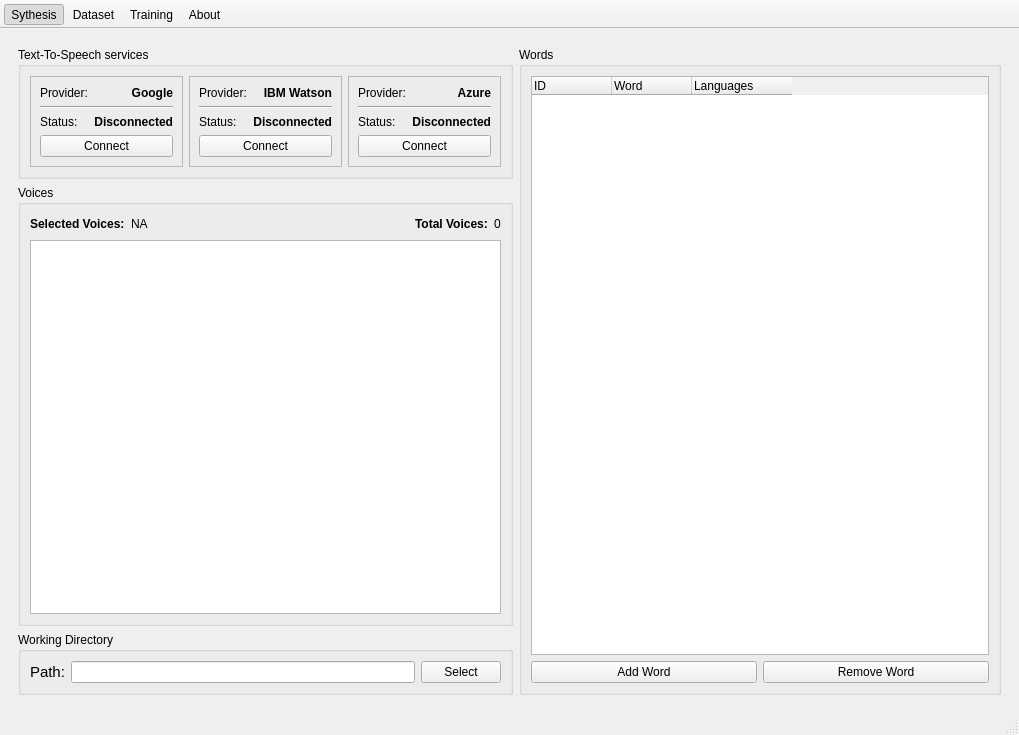
The window that ui/qtDesigner/mainWindow.ui (DennisSentler/kwsCoach) describes before a commit, drawn with Qt 5.
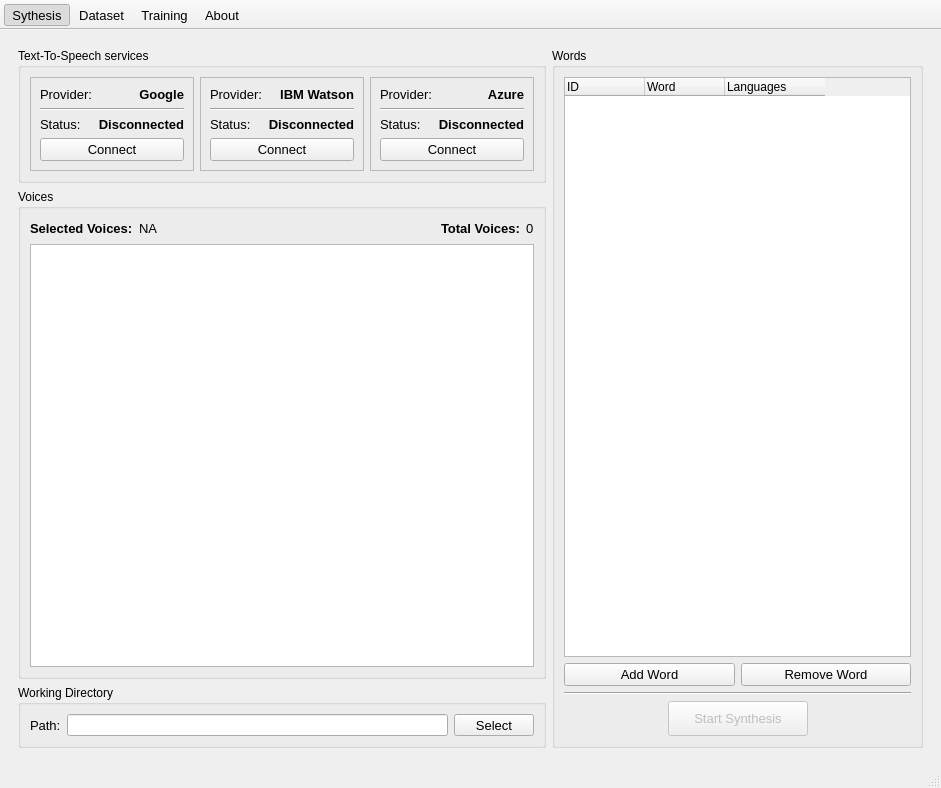
The same window after the commit. Icons and pictures are not drawn.

Commit message: started implementing synthesis dialog

The edit to the form file:
```diff
--- a/ui/qtDesigner/mainWindow.ui
+++ b/ui/qtDesigner/mainWindow.ui
@@ -9,8 +9,8 @@
    <rect>
     <x>0</x>
     <y>0</y>
-    <width>1019</width>
-    <height>735</height>
+    <width>941</width>
+    <height>788</height>
    </rect>
   </property>
   <property name="contextMenuPolicy">
@@ -46,7 +46,7 @@
        <number>0</number>
       </property>
       <widget class="QWidget" name="synthesis_page">
-       <layout class="QGridLayout" name="gridLayout_9">
+       <layout class="QGridLayout" name="gridLayout_13">
         <item row="0" column="0">
          <layout class="QHBoxLayout" name="horizontalLayout">
           <item>
@@ -85,6 +85,11 @@
                    <layout class="QGridLayout" name="gridLayout_2">
                     <item row="0" column="0">
                      <widget class="QLabel" name="provider_text_2">
+                      <property name="font">
+                       <font>
+                        <pointsize>10</pointsize>
+                       </font>
+                      </property>
                       <property name="text">
                        <string>Provider:</string>
                       </property>
@@ -94,6 +99,7 @@
                      <widget class="QLabel" name="provider_name_2">
                       <property name="font">
                        <font>
+                        <pointsize>10</pointsize>
                         <weight>75</weight>
                         <bold>true</bold>
                        </font>
@@ -115,6 +121,11 @@
                     </item>
                     <item row="2" column="0">
                      <widget class="QLabel" name="status_text_2">
+                      <property name="font">
+                       <font>
+                        <pointsize>10</pointsize>
+                       </font>
+                      </property>
                       <property name="text">
                        <string>Status:</string>
                       </property>
@@ -124,6 +135,7 @@
                      <widget class="QLabel" name="status_label_watson">
                       <property name="font">
                        <font>
+                        <pointsize>10</pointsize>
                         <weight>75</weight>
                         <bold>true</bold>
                        </font>
@@ -140,6 +152,11 @@
                   </item>
                   <item row="1" column="0">
                    <widget class="QPushButton" name="connect_button_watson">
+                    <property name="font">
+                     <font>
+                      <pointsize>10</pointsize>
+                     </font>
+                    </property>
                     <property name="text">
                      <string>Connect</string>
                     </property>
@@ -171,6 +188,11 @@
                    <layout class="QGridLayout" name="gridLayout">
                     <item row="0" column="0">
                      <widget class="QLabel" name="provider_text">
+                      <property name="font">
+                       <font>
+                        <pointsize>10</pointsize>
+                       </font>
+                      </property>
                       <property name="text">
                        <string>Provider:</string>
                       </property>
@@ -183,6 +205,7 @@
                      <widget class="QLabel" name="provider_name_google">
                       <property name="font">
                        <font>
+                        <pointsize>10</pointsize>
                         <weight>75</weight>
                         <bold>true</bold>
                        </font>
@@ -207,6 +230,11 @@
                     </item>
                     <item row="2" column="0">
                      <widget class="QLabel" name="status_text">
+                      <property name="font">
+                       <font>
+                        <pointsize>10</pointsize>
+                       </font>
+                      </property>
                       <property name="text">
                        <string>Status:</string>
                       </property>
@@ -222,6 +250,7 @@
                       </property>
                       <property name="font">
                        <font>
+                        <pointsize>10</pointsize>
                         <weight>75</weight>
                         <bold>true</bold>
                        </font>
@@ -238,6 +267,11 @@
                   </item>
                   <item row="1" column="0">
                    <widget class="QPushButton" name="connect_button_google">
+                    <property name="font">
+                     <font>
+                      <pointsize>10</pointsize>
+                     </font>
+                    </property>
                     <property name="text">
                      <string>Connect</string>
                     </property>
@@ -274,6 +308,7 @@
                      <widget class="QLabel" name="status_label_azure">
                       <property name="font">
                        <font>
+                        <pointsize>10</pointsize>
                         <weight>75</weight>
                         <bold>true</bold>
                        </font>
@@ -288,6 +323,11 @@
                     </item>
                     <item row="2" column="0">
                      <widget class="QLabel" name="status_text_3">
+                      <property name="font">
+                       <font>
+                        <pointsize>10</pointsize>
+                       </font>
+                      </property>
                       <property name="text">
                        <string>Status:</string>
                       </property>
@@ -297,6 +337,7 @@
                      <widget class="QLabel" name="provider_name_3">
                       <property name="font">
                        <font>
+                        <pointsize>10</pointsize>
                         <weight>75</weight>
                         <bold>true</bold>
                        </font>
@@ -311,6 +352,11 @@
                     </item>
                     <item row="0" column="0">
                      <widget class="QLabel" name="provider_text_3">
+                      <property name="font">
+                       <font>
+                        <pointsize>10</pointsize>
+                       </font>
+                      </property>
                       <property name="text">
                        <string>Provider:</string>
                       </property>
@@ -327,6 +373,11 @@
                   </item>
                   <item row="1" column="0">
                    <widget class="QPushButton" name="connect_button_azure">
+                    <property name="font">
+                     <font>
+                      <pointsize>10</pointsize>
+                     </font>
+                    </property>
                     <property name="text">
                      <string>Connect</string>
                     </property>
@@ -360,51 +411,6 @@
                <string>Voices</string>
               </property>
               <layout class="QGridLayout" name="gridLayout_4">
-               <item row="0" column="1">
-                <widget class="QLabel" name="sel_voices_placeholder">
-                 <property name="sizePolicy">
-                  <sizepolicy hsizetype="Minimum" vsizetype="Preferred">
-                   <horstretch>0</horstretch>
-                   <verstretch>0</verstretch>
-                  </sizepolicy>
-                 </property>
-                 <property name="text">
-                  <string>NA</string>
-                 </property>
-                </widget>
-               </item>
-               <item row="0" column="4">
-                <widget class="QLabel" name="total_voices_placeholder">
-                 <property name="sizePolicy">
-                  <sizepolicy hsizetype="Minimum" vsizetype="Preferred">
-                   <horstretch>0</horstretch>
-                   <verstretch>0</verstretch>
-                  </sizepolicy>
-                 </property>
-                 <property name="text">
-                  <string>0</string>
-                 </property>
-                </widget>
-               </item>
-               <item row="0" column="0">
-                <widget class="QLabel" name="label_3">
-                 <property name="sizePolicy">
-                  <sizepolicy hsizetype="Minimum" vsizetype="Preferred">
-                   <horstretch>0</horstretch>
-                   <verstretch>0</verstretch>
-                  </sizepolicy>
-                 </property>
-                 <property name="font">
-                  <font>
-                   <weight>75</weight>
-                   <bold>true</bold>
-                  </font>
-                 </property>
-                 <property name="text">
-                  <string>Selected Voices:</string>
-                 </property>
-                </widget>
-               </item>
                <item row="0" column="2">
                 <spacer name="horizontalSpacer">
                  <property name="orientation">
@@ -418,28 +424,59 @@
                  </property>
                 </spacer>
                </item>
-               <item row="0" column="3">
-                <widget class="QLabel" name="label">
+               <item row="0" column="0">
+                <widget class="QLabel" name="label_3">
                  <property name="sizePolicy">
                   <sizepolicy hsizetype="Minimum" vsizetype="Preferred">
                    <horstretch>0</horstretch>
                    <verstretch>0</verstretch>
                   </sizepolicy>
                  </property>
-                 <property name="maximumSize">
-                  <size>
-                   <width>150</width>
-                   <height>16777215</height>
-                  </size>
-                 </property>
                  <property name="font">
                   <font>
+                   <pointsize>10</pointsize>
                    <weight>75</weight>
                    <bold>true</bold>
                   </font>
                  </property>
                  <property name="text">
-                  <string>Total Voices:</string>
+                  <string>Selected Voices:</string>
+                 </property>
+                </widget>
+               </item>
+               <item row="0" column="1">
+                <widget class="QLabel" name="sel_voices_placeholder">
+                 <property name="sizePolicy">
+                  <sizepolicy hsizetype="Minimum" vsizetype="Preferred">
+                   <horstretch>0</horstretch>
+                   <verstretch>0</verstretch>
+                  </sizepolicy>
+                 </property>
+                 <property name="font">
+                  <font>
+                   <pointsize>10</pointsize>
+                  </font>
+                 </property>
+                 <property name="text">
+                  <string>NA</string>
+                 </property>
+                </widget>
+               </item>
+               <item row="0" column="4">
+                <widget class="QLabel" name="total_voices_placeholder">
+                 <property name="sizePolicy">
+                  <sizepolicy hsizetype="Minimum" vsizetype="Preferred">
+                   <horstretch>0</horstretch>
+                   <verstretch>0</verstretch>
+                  </sizepolicy>
+                 </property>
+                 <property name="font">
+                  <font>
+                   <pointsize>10</pointsize>
+                  </font>
+                 </property>
+                 <property name="text">
+                  <string>0</string>
                  </property>
                 </widget>
                </item>
@@ -456,6 +493,32 @@
                  </attribute>
                 </widget>
                </item>
+               <item row="0" column="3">
+                <widget class="QLabel" name="label">
+                 <property name="sizePolicy">
+                  <sizepolicy hsizetype="Minimum" vsizetype="Preferred">
+                   <horstretch>0</horstretch>
+                   <verstretch>0</verstretch>
+                  </sizepolicy>
+                 </property>
+                 <property name="maximumSize">
+                  <size>
+                   <width>150</width>
+                   <height>16777215</height>
+                  </size>
+                 </property>
+                 <property name="font">
+                  <font>
+                   <pointsize>10</pointsize>
+                   <weight>75</weight>
+                   <bold>true</bold>
+                  </font>
+                 </property>
+                 <property name="text">
+                  <string>Total Voices:</string>
+                 </property>
+                </widget>
+               </item>
               </layout>
              </widget>
             </item>
@@ -478,7 +541,7 @@
                 <widget class="QLabel" name="path_text">
                  <property name="font">
                   <font>
-                   <pointsize>11</pointsize>
+                   <pointsize>10</pointsize>
                   </font>
                  </property>
                  <property name="text">
@@ -491,6 +554,11 @@
                </item>
                <item row="0" column="2">
                 <widget class="QPushButton" name="select_path_button">
+                 <property name="font">
+                  <font>
+                   <pointsize>10</pointsize>
+                  </font>
+                 </property>
                  <property name="text">
                   <string>Select</string>
                  </property>
@@ -518,15 +586,8 @@
             <property name="checkable">
              <bool>false</bool>
             </property>
-            <layout class="QGridLayout" name="gridLayout_6">
-             <item row="1" column="0">
-              <widget class="QPushButton" name="add_word_button">
-               <property name="text">
-                <string>Add Word</string>
-               </property>
-              </widget>
-             </item>
-             <item row="0" column="0" colspan="2">
+            <layout class="QGridLayout" name="gridLayout_9">
+             <item row="0" column="0">
               <widget class="QTreeWidget" name="words_list_widget">
                <property name="indentation">
                 <number>0</number>
@@ -575,12 +636,107 @@
                </column>
               </widget>
              </item>
-             <item row="1" column="1">
-              <widget class="QPushButton" name="remove_word_button">
-               <property name="text">
-                <string>Remove Word</string>
-               </property>
-              </widget>
+             <item row="1" column="0">
+              <layout class="QGridLayout" name="gridLayout_6">
+               <item row="0" column="0">
+                <widget class="QPushButton" name="add_word_button">
+                 <property name="font">
+                  <font>
+                   <pointsize>10</pointsize>
+                  </font>
+                 </property>
+                 <property name="text">
+                  <string>Add Word</string>
+                 </property>
+                </widget>
+               </item>
+               <item row="0" column="1">
+                <widget class="QPushButton" name="remove_word_button">
+                 <property name="font">
+                  <font>
+                   <pointsize>10</pointsize>
+                  </font>
+                 </property>
+                 <property name="text">
+                  <string>Remove Word</string>
+                 </property>
+                </widget>
+               </item>
+               <item row="1" column="0" colspan="2">
+                <widget class="Line" name="line_4">
+                 <property name="orientation">
+                  <enum>Qt::Horizontal</enum>
+                 </property>
+                </widget>
+               </item>
+               <item row="2" column="0" colspan="2">
+                <layout class="QHBoxLayout" name="horizontalLayout_2">
+                 <item>
+                  <spacer name="horizontalSpacer_2">
+                   <property name="orientation">
+                    <enum>Qt::Horizontal</enum>
+                   </property>
+                   <property name="sizeHint" stdset="0">
+                    <size>
+                     <width>40</width>
+                     <height>20</height>
+                    </size>
+                   </property>
+                  </spacer>
+                 </item>
+                 <item>
+                  <widget class="QPushButton" name="start_synthesis_button">
+                   <property name="enabled">
+                    <bool>false</bool>
+                   </property>
+                   <property name="sizePolicy">
+                    <sizepolicy hsizetype="Preferred" vsizetype="Preferred">
+                     <horstretch>0</horstretch>
+                     <verstretch>0</verstretch>
+                    </sizepolicy>
+                   </property>
+                   <property name="minimumSize">
+                    <size>
+                     <width>140</width>
+                     <height>35</height>
+                    </size>
+                   </property>
+                   <property name="font">
+                    <font>
+                     <pointsize>10</pointsize>
+                    </font>
+                   </property>
+                   <property name="text">
+                    <string>Start Synthesis</string>
+                   </property>
+                   <property name="icon">
+                    <iconset resource="resources/ui.resources.qrc">
+                     <normaloff>:/icons8/icons8/submit_progress_30px_white.png</normaloff>:/icons8/icons8/submit_progress_30px_white.png</iconset>
+                   </property>
+                   <property name="iconSize">
+                    <size>
+                     <width>20</width>
+                     <height>20</height>
+                    </size>
+                   </property>
+                  </widget>
+                 </item>
+                 <item>
+                  <spacer name="horizontalSpacer_3">
+                   <property name="orientation">
+                    <enum>Qt::Horizontal</enum>
+                   </property>
+                   <property name="sizeHint" stdset="0">
+                    <size>
+                     <width>40</width>
+                     <height>20</height>
+                    </size>
+                   </property>
+                  </spacer>
+                 </item>
+                </layout>
+               </item>
+              </layout>
              </item>
             </layout>
            </widget>
@@ -602,6 +758,11 @@
      <verstretch>0</verstretch>
     </sizepolicy>
    </property>
+   <property name="font">
+    <font>
+     <pointsize>10</pointsize>
+    </font>
+   </property>
    <property name="contextMenuPolicy">
     <enum>Qt::NoContextMenu</enum>
    </property>
```
Left out of the diff: 71 changed lines with no effect on the pictures. The commit also changes 11 other files.
